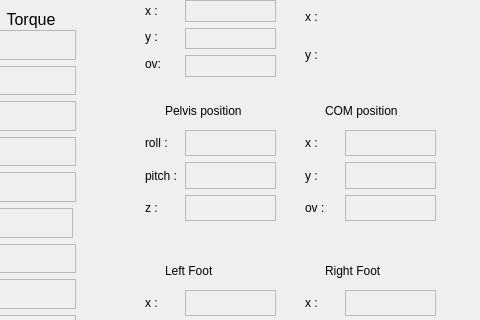
First picture: the form in tocabi_gui/src/tocabi_gui.ui, repository saga0619/dyros_tocabi, before the edit; both pictures show x 326 to 806 and y 101 to 421 of the 1280 by 800 pixel window.
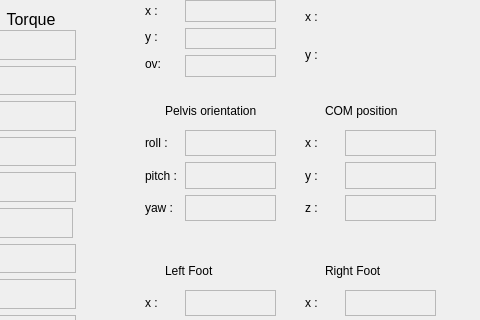
Second picture: the form after the edit. The open tabs and pages were chosen to show the change.

The edit to the form file:
```diff
--- a/tocabi_gui/src/tocabi_gui.ui
+++ b/tocabi_gui/src/tocabi_gui.ui
@@ -476,7 +476,7 @@
        <item>
         <widget class="QLabel" name="label_9">
          <property name="text">
-          <string>ov :</string>
+          <string>z :</string>
          </property>
         </widget>
        </item>
@@ -583,7 +583,7 @@
        <item>
         <widget class="QLabel" name="label_19">
          <property name="text">
-          <string>z :</string>
+          <string>yaw :</string>
          </property>
         </widget>
        </item>
@@ -599,7 +599,7 @@
        </rect>
       </property>
       <property name="text">
-       <string>Pelvis position</string>
+       <string>Pelvis orientation</string>
       </property>
      </widget>
     </widget>
```
Left out of the diff: 2 changed lines with no effect on the pictures.
